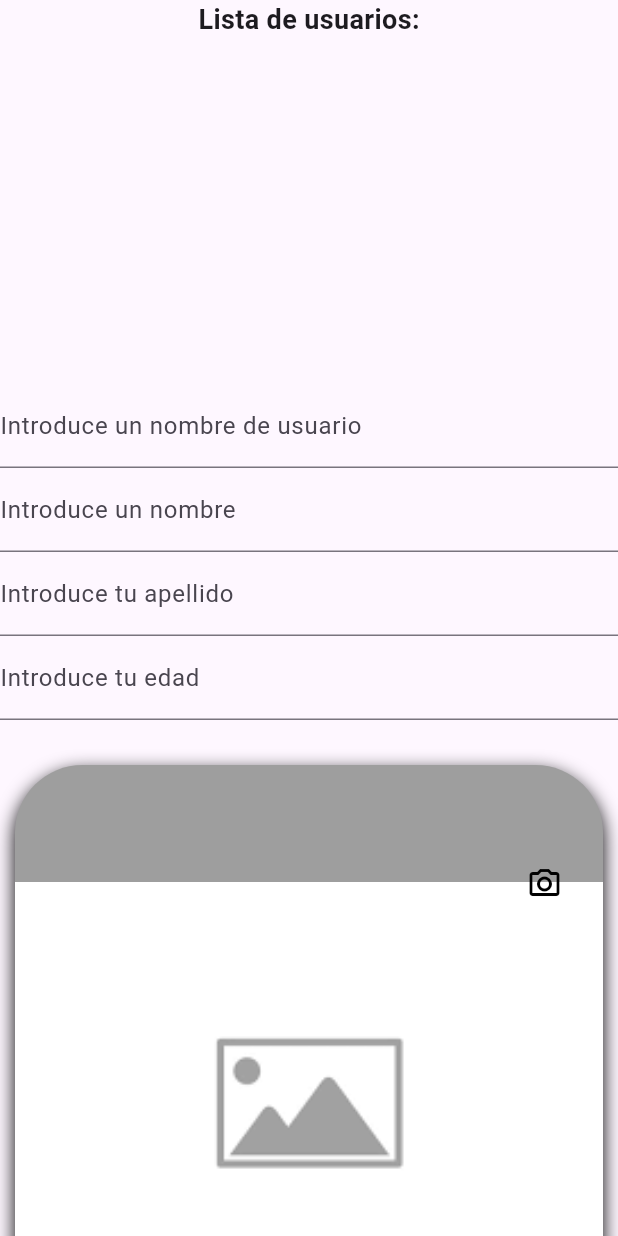
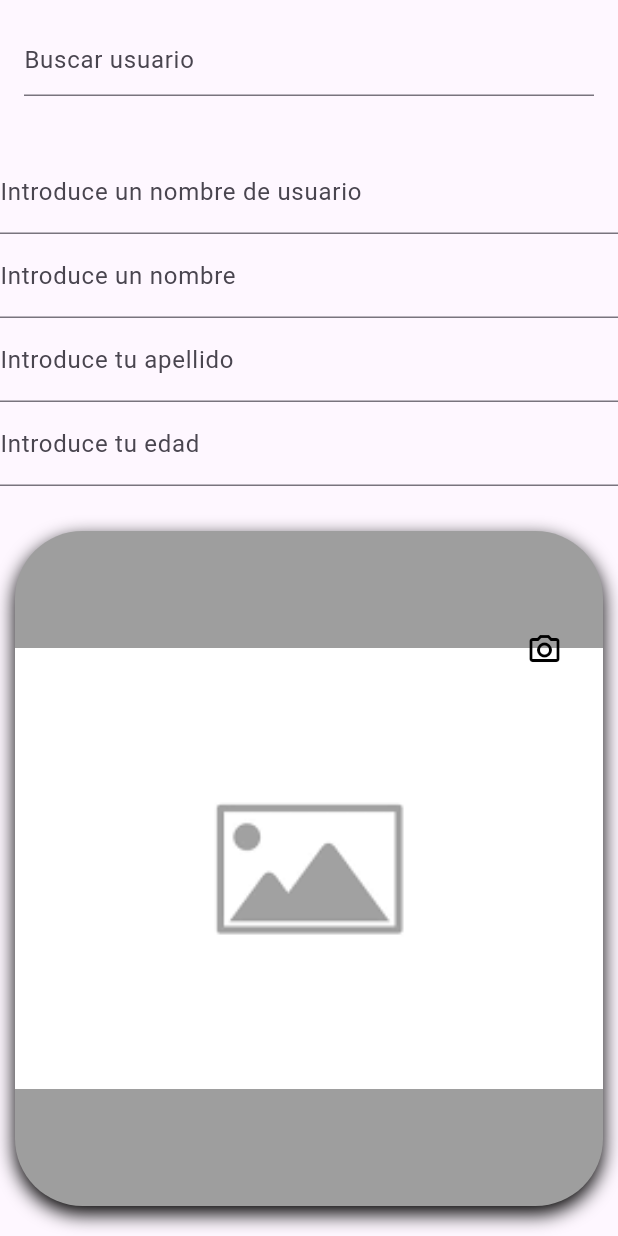
Before and after one commit to saulmantecon/aplicacionpadel, a Flutter app: the ModificarUsuario widget shown alone on an empty page, opened directly, on a phone screen of 412 x 824 dp. Run offline on Flutter 3.47's test engine with Material 3 defaults, Android fonts, the phone set to English and light mode, and no system bars; drawn by our look-alikes of searchfield; our stand-ins replace image_picker, sqflite_common_ffi; missing offline and left inert: dart:ffi; accounts and stored records are empty.

Commit message:
lista de usuarios e intento implementarlo en el formulario. Mirar barra de busqueda algo falla.

```diff
--- a/lib/CRUD/ModificarUsuario.dart
+++ b/lib/CRUD/ModificarUsuario.dart
@@ -1,8 +1,9 @@
 import 'package:aplicacionpadel/BD/DbUsuario.dart';
+import 'package:aplicacionpadel/model/Usuario.dart';
 import 'package:aplicacionpadel/util/ProductImage.dart';
 import 'package:flutter/material.dart';
 import 'package:image_picker/image_picker.dart';
-import 'package:aplicacionpadel/model/Usuario.dart';
+import 'package:searchfield/searchfield.dart';
 
 class ModificarUsuario extends StatefulWidget {
   const ModificarUsuario({super.key});
@@ -12,14 +13,15 @@ class ModificarUsuario extends StatefulWidget {
 }
 
 class _ModificarUsuarioState extends State<ModificarUsuario> {
-  String? nombreUsuario;
-  String? nombre;
-  String? apellido;
-  int? edad;
-  List<Usuario> listaUsuarios = [];
   final _formKey = GlobalKey<FormState>(); // Clave para el formulario
   String? pickedFilePath; // Almacenar URL de foto
-  final _taskController = TextEditingController();
+  late final TextEditingController _controllerNombre = TextEditingController();
+  late final TextEditingController _controllerNombreUsuario = TextEditingController();
+  late final TextEditingController _controllerApellido = TextEditingController();
+  late final TextEditingController _controllerEdad = TextEditingController();
+  int? puntos;
+  int? id;
+  List<Usuario> listaUsuarios = [];
 
   @override
   void initState() {
@@ -43,10 +45,10 @@ class _ModificarUsuarioState extends State<ModificarUsuario> {
       Usuario usuario = Usuario(
         idUsuario: 0,
         // Aquí podrías usar un ID adecuado
-        nombreUsuario: nombreUsuario!,
-        nombre: nombre!,
-        apellido: apellido!,
-        edad: edad!,
+        nombreUsuario: _controllerNombreUsuario.text,
+        nombre: _controllerNombre.text,
+        apellido: _controllerApellido.text,
+        edad: int.parse(_controllerEdad.text),
         puntos: 0, // Si es necesario, asigna puntos iniciales
       );
 
@@ -80,26 +82,40 @@ class _ModificarUsuarioState extends State<ModificarUsuario> {
         key: _formKey,
         child: Column(
           children: [
-            const Text(
-              "Lista de usuarios:",
-              style: TextStyle(fontSize: 18, fontWeight: FontWeight.bold),
-            ),
-            const SizedBox(height: 10),
-            SizedBox(
-              height: 200, // Define un tamaño fijo para la lista
-              child: ListView.builder(
-                itemCount: listaUsuarios.length,
-                itemBuilder: (context, index) {
-                  final usuario = listaUsuarios[index];
-                  return ListTile(
-                    title: Text(usuario.nombreUsuario),
-                    subtitle: Text('${usuario.nombre} ${usuario.apellido}'),
-                  );
+            Padding(
+              padding: const EdgeInsets.all(16.0),
+              child: SearchField<Usuario>(
+                suggestions: listaUsuarios
+                    .map((usuario) => SearchFieldListItem<Usuario>(
+                          usuario.nombreUsuario,
+                          // Lo que se muestra en el campo de búsqueda
+                          item: usuario, // El objeto que está asociado
+                        ))
+                    .toList(),
+                suggestionState: Suggestion.expand,
+                textInputAction: TextInputAction.done,
+                hint: 'Buscar usuario',
+                onSuggestionTap: (selectedItem) {
+                  final usuario = selectedItem.item;
+                  if (usuario != null) {
+                    ScaffoldMessenger.of(context).showSnackBar(
+                      SnackBar(
+                          content: Text(
+                              'Seleccionaste: ${usuario.nombreUsuario}')
+                      ));
+                    _controllerNombre.text = usuario.nombreUsuario;
+                    _controllerNombre.text = usuario.nombre;
+                    _controllerApellido.text = usuario.apellido;
+                    _controllerEdad.text = usuario.edad.toString();
+                    puntos = usuario.puntos;
+                    id = usuario.idUsuario;
+                  }
                 },
               ),
             ),
             const SizedBox(height: 20),
             TextFormField(
+              controller: _controllerNombre,
               decoration: const InputDecoration(
                 labelText: "Introduce un nombre de usuario",
                 hintText: "Nombre de usuario",
@@ -111,7 +127,7 @@ class _ModificarUsuarioState extends State<ModificarUsuario> {
                 return null;
               },
               onSaved: (value) {
-                nombreUsuario = value;
+                _controllerNombreUsuario.text = value!;
               },
             ),
             TextFormField(
@@ -126,7 +142,7 @@ class _ModificarUsuarioState extends State<ModificarUsuario> {
                 return null;
               },
               onSaved: (value) {
-                nombre = value;
+                _controllerNombre.text = value!;
               },
             ),
             TextFormField(
@@ -141,7 +157,7 @@ class _ModificarUsuarioState extends State<ModificarUsuario> {
                 return null;
               },
               onSaved: (value) {
-                apellido = value;
+                _controllerApellido.text = value!;
               },
             ),
             TextFormField(
@@ -158,7 +174,7 @@ class _ModificarUsuarioState extends State<ModificarUsuario> {
                 return null;
               },
               onSaved: (value) {
-                edad = int.tryParse(value ?? '') ?? 0;
+                _controllerEdad.text = value!;
               },
             ),
             const SizedBox(height: 20),
--- a/pubspec.yaml
+++ b/pubspec.yaml
@@ -11,6 +11,7 @@ dependencies:
     sdk: flutter
   image_picker: ^1.1.2
   sqflite_common_ffi: ^2.3.4+4
+  searchfield: ^1.2.2
   path: ^1.8.0
 
 
```
Also changed, not shown: pubspec.lock.
